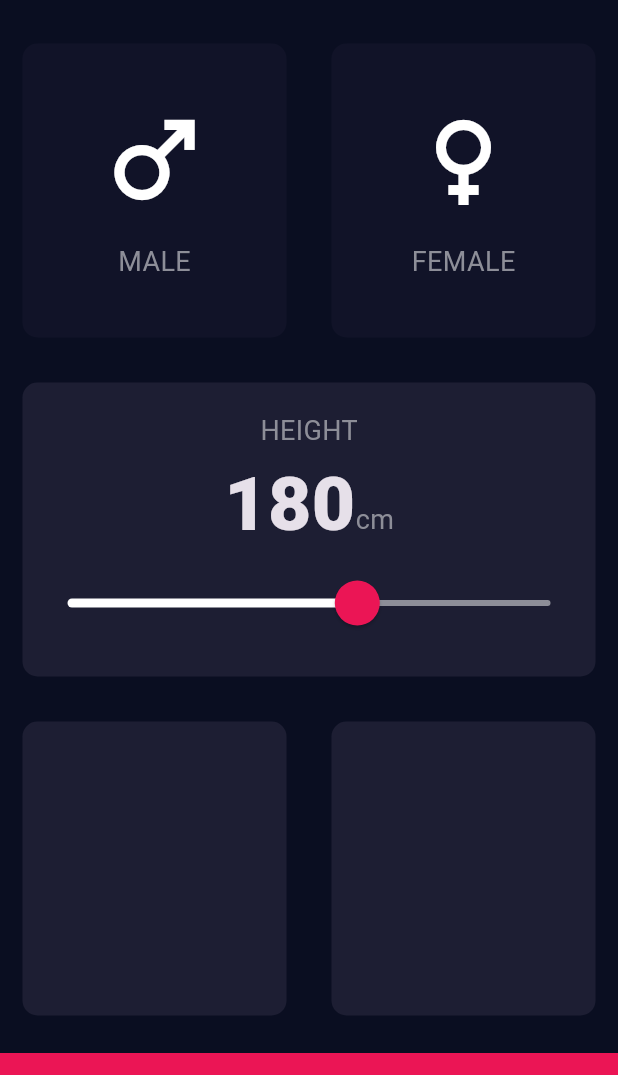
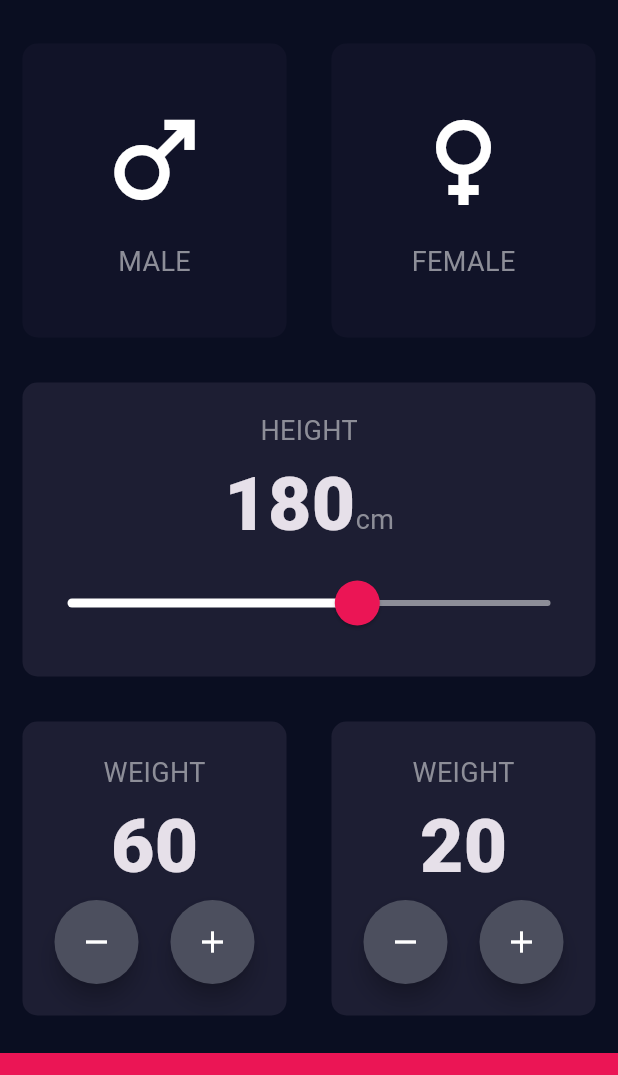
Before and after one commit to infosabbir/bmi_calculator, a Flutter app: the screen it shows after launch, on a phone screen of 412 x 824 dp, the part 63-1138 px from its top. Run offline on Flutter 3.47's test engine with Material 3 defaults, Android fonts, the phone set to English and light mode, and no system bars.

Commit message:
creating weight and age widget and using raw materlial button

```diff
--- a/lib/input_page.dart
+++ b/lib/input_page.dart
@@ -18,6 +18,8 @@ class InputPage extends StatefulWidget {
 class _InputPageState extends State<InputPage> {
   Gender? selectedGender;
   int height = 180;
+  int weight = 60;
+  int age = 20;
 
   @override
   Widget build(BuildContext context) {
@@ -116,17 +118,79 @@ class _InputPageState extends State<InputPage> {
               color: kActiveCardColor,
             ),
           ),
-          const Expanded(
+          Expanded(
             child: Row(
               children: [
                 Expanded(
                   child: ReusableCard(
                     color: kActiveCardColor,
+                    cardChild: Column(
+                      mainAxisAlignment: MainAxisAlignment.center,
+                      children: [
+                        const Text(
+                          'WEIGHT',
+                          style: kLabelTextStyle,
+                        ),
+                        Text(weight.toString(), style: kNumberTextStyle),
+                        Row(
+                          mainAxisAlignment: MainAxisAlignment.spaceEvenly,
+                          children: [
+                            RoundIconButton(
+                              icon: Icons.remove,
+                              onPressed: () {
+                                setState(() {
+                                  weight--;
+                                });
+                              },
+                            ),
+                            RoundIconButton(
+                              icon: Icons.add,
+                              onPressed: () {
+                                setState(() {
+                                  weight++;
+                                });
+                              },
+                            ),
+                          ],
+                        ),
+                      ],
+                    ),
                   ),
                 ),
                 Expanded(
                   child: ReusableCard(
                     color: kActiveCardColor,
+                    cardChild: Column(
+                      mainAxisAlignment: MainAxisAlignment.center,
+                      children: [
+                        const Text(
+                          'WEIGHT',
+                          style: kLabelTextStyle,
+                        ),
+                        Text(age.toString(), style: kNumberTextStyle),
+                        Row(
+                          mainAxisAlignment: MainAxisAlignment.spaceEvenly,
+                          children: [
+                            RoundIconButton(
+                              icon: Icons.remove,
+                              onPressed: () {
+                                setState(() {
+                                  age--;
+                                });
+                              },
+                            ),
+                            RoundIconButton(
+                              icon: Icons.add,
+                              onPressed: () {
+                                setState(() {
+                                  age++;
+                                });
+                              },
+                            ),
+                          ],
+                        ),
+                      ],
+                    ),
                   ),
                 ),
               ],
@@ -143,3 +207,26 @@ class _InputPageState extends State<InputPage> {
     );
   }
 }
+
+class RoundIconButton extends StatelessWidget {
+  const RoundIconButton({
+    super.key,
+    required this.icon,
+    required this.onPressed,
+  });
+
+  final IconData icon;
+  final Function() onPressed;
+
+  @override
+  Widget build(BuildContext context) {
+    return RawMaterialButton(
+      onPressed: onPressed,
+      constraints: const BoxConstraints.tightFor(width: 56.0, height: 56.0),
+      elevation: 6.0,
+      shape: const CircleBorder(),
+      fillColor: const Color(0xFF4C4F5E),
+      child: Icon(icon),
+    );
+  }
+}
--- a/lib/main.dart
+++ b/lib/main.dart
@@ -10,13 +10,6 @@ class BMICalculator extends StatelessWidget {
   Widget build(BuildContext context) {
     return MaterialApp(
       theme: ThemeData.dark().copyWith(
-        sliderTheme: SliderTheme.of(context).copyWith(
-          thumbShape: const RoundSliderThumbShape(enabledThumbRadius: 15.0),
-          overlayShape: const RoundSliderOverlayShape(overlayRadius: 30.0),
-          thumbColor: const Color(0xFFEB1555),
-          activeTrackColor: Colors.white,
-          overlayColor: const Color(0x29EB1555),
-        ),
         appBarTheme: const AppBarTheme(
           color: Color(0xFF0A0E21),
         ),
```
